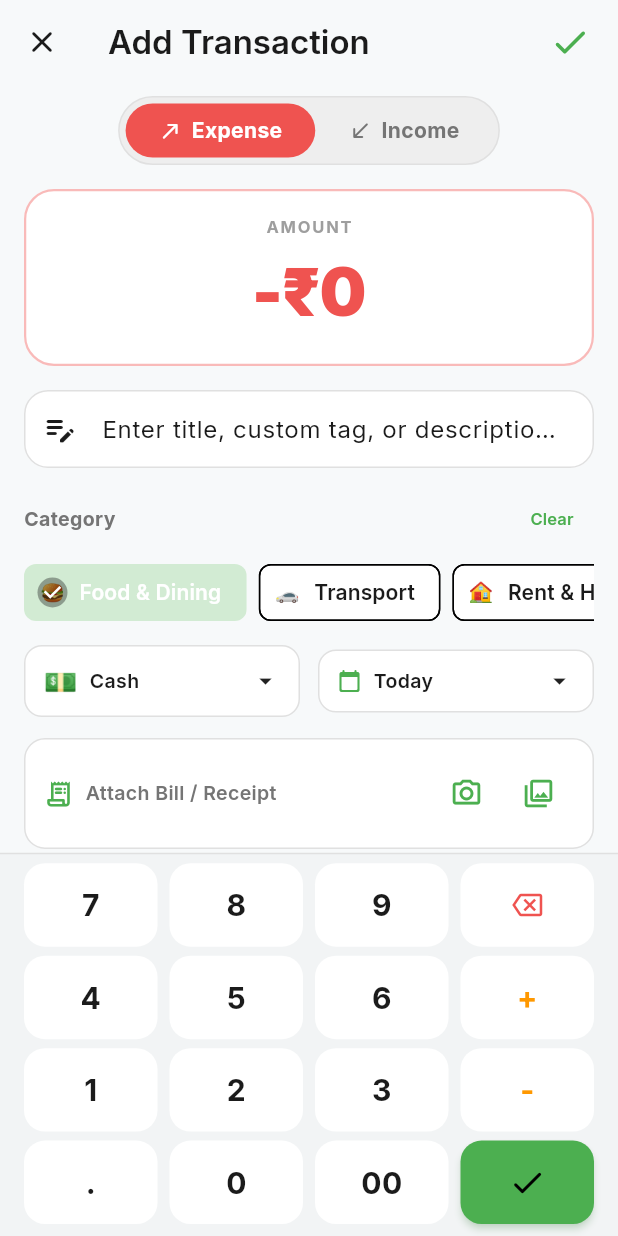
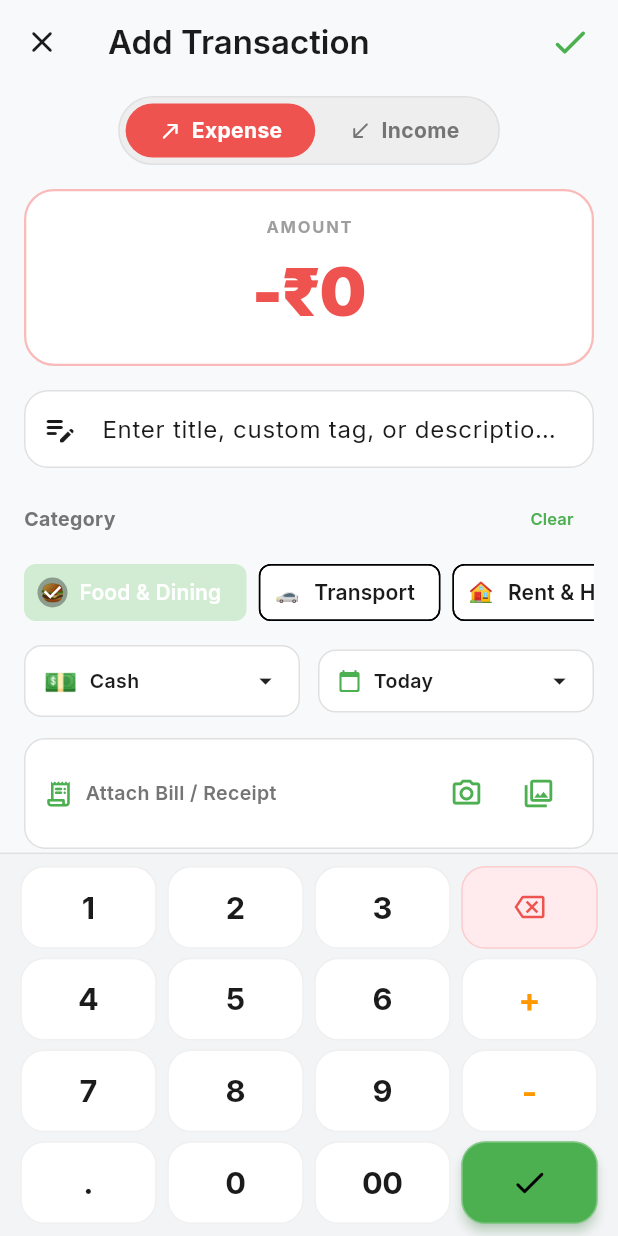
Before and after one commit to Myselfnandha/Pocket, a Flutter app: the AddTransactionScreen screen opened by its route, on a phone screen of 412 x 824 dp. Run offline on Flutter 3.47's test engine with Material 3 defaults, Android fonts, the phone set to English and light mode, and no system bars; our stand-ins replace csv, file_picker, fl_chart, flutter_local_notifications, flutter_riverpod, go_router and 7 more; missing offline and left inert: home_widget; accounts and stored records are empty; project files that could hold a hidden picture were left out.

Commit message:
fix(nav): correct modal bottom sheets with useRootNavigator and redesign keypad to 1-2-3 top AMOLED glassmorphism layout

```diff
--- a/lib/screens/onboarding/onboarding_screen.dart
+++ b/lib/screens/onboarding/onboarding_screen.dart
@@ -821,6 +821,7 @@ class _OnboardingScreenState extends ConsumerState<OnboardingScreen> {
 
     showModalBottomSheet(
       context: context,
+      useRootNavigator: true,
       isScrollControlled: true,
       backgroundColor: Colors.transparent,
       builder: (ctx) => StatefulBuilder(
@@ -1133,6 +1134,7 @@ class _OnboardingScreenState extends ConsumerState<OnboardingScreen> {
 
     showModalBottomSheet(
       context: context,
+      useRootNavigator: true,
       isScrollControlled: true,
       backgroundColor: Colors.transparent,
       builder: (ctx) => StatefulBuilder(
--- a/lib/screens/settings/settings_screen.dart
+++ b/lib/screens/settings/settings_screen.dart
@@ -217,7 +217,7 @@ class SettingsScreen extends ConsumerWidget {
               const ListTile(
                 leading: Icon(Icons.info_outline_rounded, color: AppColors.primaryGreenLight),
                 title: Text('Pocket', style: TextStyle(fontWeight: FontWeight.w600)),
-                subtitle: Text('v1.2.7 • Material 3 Transaction Tracker'),
+                subtitle: Text('v1.2.8 • Material 3 Transaction Tracker'),
               ),
             ],
           ),
@@ -258,6 +258,7 @@ class SettingsScreen extends ConsumerWidget {
   void _showNotificationSettingsModal(BuildContext context, WidgetRef ref, UserSettingsModel settings) {
     showModalBottomSheet(
       context: context,
+      useRootNavigator: true,
       isScrollControlled: true,
       shape: const RoundedRectangleBorder(
         borderRadius: BorderRadius.vertical(top: Radius.circular(20)),
@@ -371,6 +372,7 @@ class SettingsScreen extends ConsumerWidget {
   void _showThemePicker(BuildContext context, WidgetRef ref, UserSettingsModel settings) {
     showModalBottomSheet(
       context: context,
+      useRootNavigator: true,
       shape: const RoundedRectangleBorder(
         borderRadius: BorderRadius.vertical(top: Radius.circular(20)),
       ),
@@ -472,6 +474,7 @@ class SettingsScreen extends ConsumerWidget {
 
     showModalBottomSheet(
       context: context,
+      useRootNavigator: true,
       shape: const RoundedRectangleBorder(
         borderRadius: BorderRadius.vertical(top: Radius.circular(20)),
       ),
@@ -537,6 +540,7 @@ class SettingsScreen extends ConsumerWidget {
   void _showCategoriesManager(BuildContext context, WidgetRef ref, List<CategoryModel> categories) {
     showModalBottomSheet(
       context: context,
+      useRootNavigator: true,
       isScrollControlled: true,
       shape: const RoundedRectangleBorder(
         borderRadius: BorderRadius.vertical(top: Radius.circular(20)),
--- a/lib/screens/transactions/add_transaction_screen.dart
+++ b/lib/screens/transactions/add_transaction_screen.dart
@@ -916,6 +916,7 @@ class _AddTransactionScreenState extends ConsumerState<AddTransactionScreen> {
   void _showWalletPicker(List<WalletModel> wallets) {
     showModalBottomSheet(
       context: context,
+      useRootNavigator: true,
       shape: const RoundedRectangleBorder(
         borderRadius: BorderRadius.vertical(top: Radius.circular(20)),
       ),
--- a/lib/screens/wallets/wallets_screen.dart
+++ b/lib/screens/wallets/wallets_screen.dart
@@ -331,6 +331,7 @@ class WalletsScreen extends ConsumerWidget {
 
     showModalBottomSheet(
       context: context,
+      useRootNavigator: true,
       isScrollControlled: true,
       backgroundColor: Colors.transparent,
       builder: (ctx) => StatefulBuilder(
@@ -669,6 +670,7 @@ class WalletsScreen extends ConsumerWidget {
 
     showModalBottomSheet(
       context: context,
+      useRootNavigator: true,
       isScrollControlled: true,
       backgroundColor: Colors.transparent,
       builder: (ctx) => StatefulBuilder(
--- a/lib/widgets/numpad.dart
+++ b/lib/widgets/numpad.dart
@@ -18,14 +18,17 @@ class CalculatorNumpad extends StatelessWidget {
   Widget build(BuildContext context) {
     final isDark = Theme.of(context).brightness == Brightness.dark;
 
-    final btnBg = isDark ? AppColors.darkSurfaceVariant : Colors.white;
+    final btnBg = isDark ? const Color(0xFF1B1B1B) : Colors.white;
+    final btnBorder = isDark
+        ? Colors.white.withValues(alpha: 0.08)
+        : Colors.black.withValues(alpha: 0.06);
     final btnTextColor = isDark ? AppColors.darkTextPrimary : AppColors.lightTextPrimary;
     final opTextColor = isDark ? AppColors.accentOrangeLight : AppColors.accentOrange;
 
     return Container(
-      padding: const EdgeInsets.fromLTRB(12, 6, 12, 8),
+      padding: const EdgeInsets.fromLTRB(10, 8, 10, 8),
       decoration: BoxDecoration(
-        color: isDark ? AppColors.darkSurface : const Color(0xFFF2F4F5),
+        color: isDark ? AppColors.darkSurface : const Color(0xFFF3F4F6),
         border: Border(
           top: BorderSide(
             color: isDark ? AppColors.darkCardBorder : AppColors.lightCardBorder,
@@ -38,50 +41,51 @@ class CalculatorNumpad extends StatelessWidget {
         child: Column(
           mainAxisSize: MainAxisSize.min,
           children: [
-            // Row 1
+            // Row 1: 1, 2, 3, Backspace
             Row(
               children: [
-                _buildBtn('7', btnBg, btnTextColor),
-                _buildBtn('8', btnBg, btnTextColor),
-                _buildBtn('9', btnBg, btnTextColor),
+                _buildBtn('1', btnBg, btnBorder, btnTextColor),
+                _buildBtn('2', btnBg, btnBorder, btnTextColor),
+                _buildBtn('3', btnBg, btnBorder, btnTextColor),
                 _buildActionBtn(
-                  Icons.backspace_outlined,
-                  btnBg,
-                  AppColors.expenseRed,
-                  onDelete,
+                  icon: Icons.backspace_outlined,
+                  bg: isDark ? const Color(0xFF221717) : const Color(0xFFFFEBEE),
+                  border: isDark ? AppColors.expenseRed.withValues(alpha: 0.25) : AppColors.expenseRed.withValues(alpha: 0.2),
+                  iconColor: AppColors.expenseRed,
+                  onTap: onDelete,
                 ),
               ],
             ),
             const SizedBox(height: 6),
 
-            // Row 2
+            // Row 2: 4, 5, 6, Plus (+)
             Row(
               children: [
-                _buildBtn('4', btnBg, btnTextColor),
-                _buildBtn('5', btnBg, btnTextColor),
-                _buildBtn('6', btnBg, btnTextColor),
-                _buildBtn('+', btnBg, opTextColor),
+                _buildBtn('4', btnBg, btnBorder, btnTextColor),
+                _buildBtn('5', btnBg, btnBorder, btnTextColor),
+                _buildBtn('6', btnBg, btnBorder, btnTextColor),
+                _buildBtn('+', btnBg, btnBorder, opTextColor, isOperator: true),
               ],
             ),
             const SizedBox(height: 6),
 
-            // Row 3
+            // Row 3: 7, 8, 9, Minus (-)
             Row(
               children: [
-                _buildBtn('1', btnBg, btnTextColor),
-                _buildBtn('2', btnBg, btnTextColor),
-                _buildBtn('3', btnBg, btnTextColor),
-                _buildBtn('-', btnBg, opTextColor),
+                _buildBtn('7', btnBg, btnBorder, btnTextColor),
+                _buildBtn('8', btnBg, btnBorder, btnTextColor),
+                _buildBtn('9', btnBg, btnBorder, btnTextColor),
+                _buildBtn('-', btnBg, btnBorder, opTextColor, isOperator: true),
               ],
             ),
             const SizedBox(height: 6),
 
-            // Row 4
+            // Row 4: ., 0, 00, Confirm (✓)
             Row(
               children: [
-                _buildBtn('.', btnBg, btnTextColor),
-                _buildBtn('0', btnBg, btnTextColor),
-                _buildBtn('00', btnBg, btnTextColor),
+                _buildBtn('.', btnBg, btnBorder, btnTextColor),
+                _buildBtn('0', btnBg, btnBorder, btnTextColor),
+                _buildBtn('00', btnBg, btnBorder, btnTextColor),
                 _buildConfirmBtn(),
               ],
             ),
@@ -91,28 +95,33 @@ class CalculatorNumpad extends StatelessWidget {
     );
   }
 
-  Widget _buildBtn(String label, Color bg, Color textColor) {
+  Widget _buildBtn(String label, Color bg, Color border, Color textColor, {bool isOperator = false}) {
     return Expanded(
       child: Padding(
-        padding: const EdgeInsets.symmetric(horizontal: 4),
+        padding: const EdgeInsets.symmetric(horizontal: 3.5),
         child: AspectRatio(
-          aspectRatio: 1.6,
+          aspectRatio: 1.65,
           child: Material(
             color: bg,
-            borderRadius: BorderRadius.circular(14),
-            elevation: 0,
+            borderRadius: BorderRadius.circular(16),
             child: InkWell(
-              borderRadius: BorderRadius.circular(14),
+              borderRadius: BorderRadius.circular(16),
               onTap: () {
                 HapticFeedback.lightImpact();
                 onKeyPress(label);
               },
-              child: Center(
+              child: Container(
+                decoration: BoxDecoration(
+                  borderRadius: BorderRadius.circular(16),
+                  border: Border.all(color: border, width: 1),
+                ),
+                alignment: Alignment.center,
                 child: Text(
                   label,
                   style: TextStyle(
-                    fontSize: 20,
+                    fontSize: isOperator ? 22 : 20.5,
                     fontWeight: FontWeight.w700,
+                    letterSpacing: -0.3,
                     color: textColor,
                   ),
                 ),
@@ -124,28 +133,33 @@ class CalculatorNumpad extends StatelessWidget {
     );
   }
 
-  Widget _buildActionBtn(
-    IconData icon,
-    Color bg,
-    Color iconColor,
-    VoidCallback onTap,
-  ) {
+  Widget _buildActionBtn({
+    required IconData icon,
+    required Color bg,
+    required Color border,
+    required Color iconColor,
+    required VoidCallback onTap,
+  }) {
     return Expanded(
       child: Padding(
-        padding: const EdgeInsets.symmetric(horizontal: 4),
+        padding: const EdgeInsets.symmetric(horizontal: 3.5),
         child: AspectRatio(
-          aspectRatio: 1.6,
+          aspectRatio: 1.65,
           child: Material(
             color: bg,
-            borderRadius: BorderRadius.circular(14),
-            elevation: 0,
+            borderRadius: BorderRadius.circular(16),
             child: InkWell(
-              borderRadius: BorderRadius.circular(14),
+              borderRadius: BorderRadius.circular(16),
               onTap: () {
                 HapticFeedback.lightImpact();
                 onTap();
               },
-              child: Center(
+              child: Container(
+                decoration: BoxDecoration(
+                  borderRadius: BorderRadius.circular(16),
+                  border: Border.all(color: border, width: 1),
+                ),
+                alignment: Alignment.center,
                 child: Icon(icon, color: iconColor, size: 20),
               ),
             ),
@@ -158,22 +172,30 @@ class CalculatorNumpad extends StatelessWidget {
   Widget _buildConfirmBtn() {
     return Expanded(
       child: Padding(
-        padding: const EdgeInsets.symmetric(horizontal: 4),
+        padding: const EdgeInsets.symmetric(horizontal: 3.5),
         child: AspectRatio(
-          aspectRatio: 1.6,
+          aspectRatio: 1.65,
           child: Material(
             color: AppColors.primaryGreenLight,
-            borderRadius: BorderRadius.circular(14),
-            elevation: 2,
-            shadowColor: AppColors.primaryGreenLight.withValues(alpha: 0.4),
+            borderRadius: BorderRadius.circular(16),
+            elevation: 3,
+            shadowColor: AppColors.primaryGreenLight.withValues(alpha: 0.5),
             child: InkWell(
-              borderRadius: BorderRadius.circular(14),
+              borderRadius: BorderRadius.circular(16),
               onTap: () {
                 HapticFeedback.mediumImpact();
                 onConfirm();
               },
-              child: const Center(
-                child: Icon(
+              child: Container(
+                decoration: BoxDecoration(
+                  borderRadius: BorderRadius.circular(16),
+                  border: Border.all(
+                    color: Colors.white.withValues(alpha: 0.3),
+                    width: 1,
+                  ),
+                ),
+                alignment: Alignment.center,
+                child: const Icon(
                   Icons.check_rounded,
                   color: Colors.black,
                   size: 26,
--- a/pubspec.yaml
+++ b/pubspec.yaml
@@ -16,7 +16,7 @@ publish_to: 'none' # Remove this line if you wish to publish to pub.dev
 # https://developer.apple.com/library/archive/documentation/General/Reference/InfoPlistKeyReference/Articles/CoreFoundationKeys.html
 # In Windows, build-name is used as the major, minor, and patch parts
 # of the product and file versions while build-number is used as the build suffix.
-version: 1.2.7+40
+version: 1.2.8+41
 
 environment:
   sdk: ^3.11.3
```
